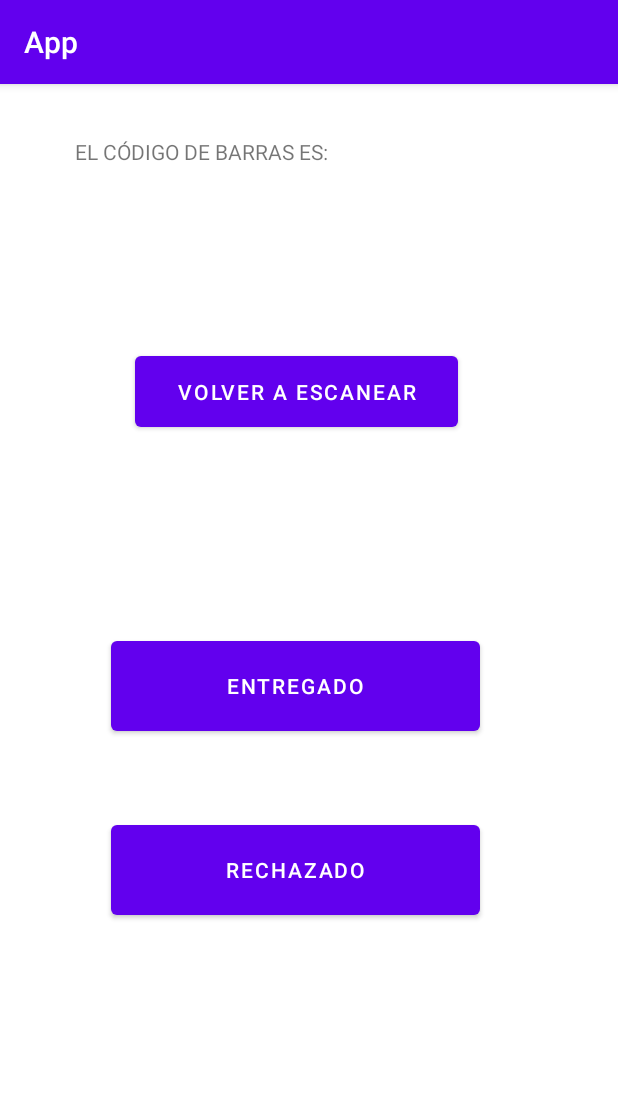
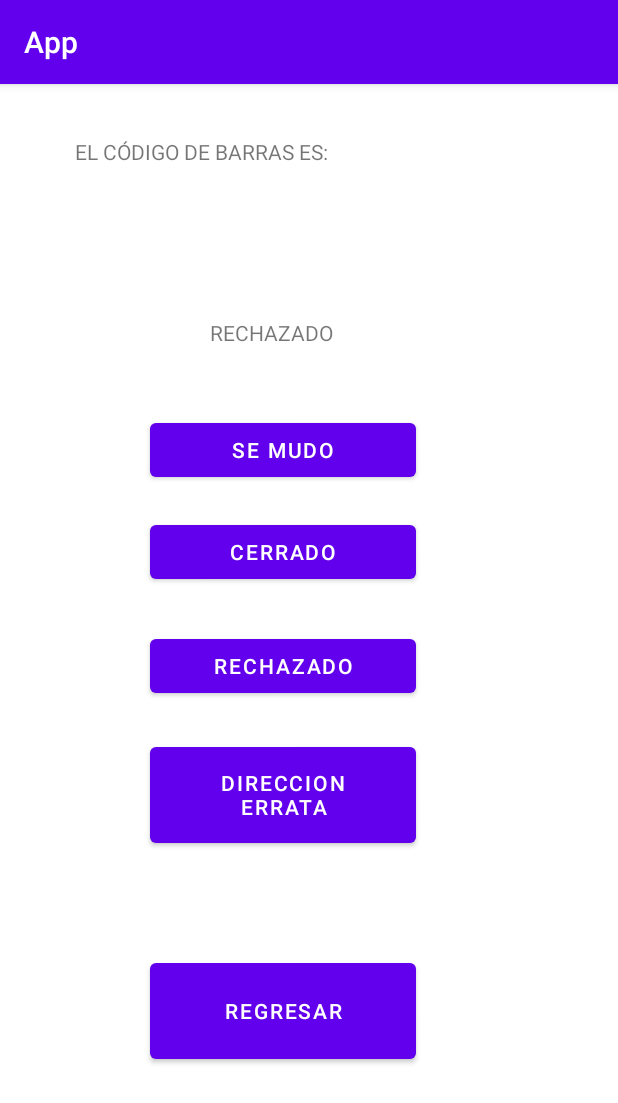
Before and after one commit to pachoGit/AppScanner, an Android app: the ChooseStateActivity screen opened directly, with no data from a screen before it, after a tap on "RECHAZADO", on a phone screen of 412 x 824 dp. Shown: the top 1103 px of the screen. Run offline under Robolectric (Android 15) with nearby library versions, the phone set to English and light mode, and no system bars.

```diff
--- a/app/src/main/java/com/example/app/ChooseStateActivity.kt
+++ b/app/src/main/java/com/example/app/ChooseStateActivity.kt
@@ -14,23 +14,26 @@ class ChooseStateActivity : AppCompatActivity() {
         val content = intent.getStringExtra("content")
         val imagePath = intent.getStringExtra("imagePath")
 
-        // Insertamos el contenido del codigo de barras en el ViewText
+        // Insertamos el contenido del codigo de barras en el TextView
         val textView = findViewById<TextView>(R.id.textCodeBar).apply {
             text = content
         }
 
         val data: MutableMap<String, String?> = mutableMapOf("content" to content, "imagePath" to imagePath)
 
+        // Accion del boton de ENTREGADO
         findViewById<Button>(R.id.btnDelivered).setOnClickListener {
             data["state"] = "0"
             goToDeliveredStateActivity(data)
         }
 
+        // Accion del boton de RECHAZADO
         findViewById<Button>(R.id.btnRefused).setOnClickListener {
             data["state"] = "1"
             goToRefusedStateActivity(data)
         }
 
+        // Accion del boton de VOLVER
         findViewById<Button>(R.id.btnTakePictureAgain).setOnClickListener { goToMainActivity() }
     }
 
@@ -49,6 +52,11 @@ class ChooseStateActivity : AppCompatActivity() {
     }
 
     private fun goToRefusedStateActivity(data: MutableMap<String, String?>) {
-
+        val intent = Intent(this, RefusedStateActivity::class.java).apply {
+            data.map { (key, value) ->
+                putExtra(key, value)
+            }
+        }
+        startActivity(intent)
     }
 }
--- a/app/src/main/java/com/example/app/RefusedStateActivity.kt
+++ b/app/src/main/java/com/example/app/RefusedStateActivity.kt
@@ -2,10 +2,47 @@ package com.example.app
 
 import androidx.appcompat.app.AppCompatActivity
 import android.os.Bundle
+import android.widget.Button
+import android.widget.TextView
+import android.widget.Toast
 
 class RefusedStateActivity : AppCompatActivity() {
     override fun onCreate(savedInstanceState: Bundle?) {
         super.onCreate(savedInstanceState)
         setContentView(R.layout.activity_refused_state)
+
+        val content = intent.getStringExtra("content")
+        val imagePath = intent.getStringExtra("imagePath")
+        val state = intent.getStringExtra("state")
+
+        val textView = findViewById<TextView>(R.id.textCodeBar3).apply {
+            text = content
+        }
+
+        val data = mutableMapOf<String, String?>("content" to content, "imagePath" to imagePath, "state" to state)
+
+        // Boton del modo SE MUDO
+        findViewById<Button>(R.id.btnMoved).setOnClickListener {
+            data["mode"] = "01"
+            Toast.makeText(this, data.toString(), Toast.LENGTH_LONG).show()
+        }
+
+        // Boton del modo CERRADO
+        findViewById<Button>(R.id.btnClosed).setOnClickListener {
+            data["mode"] = "04"
+            Toast.makeText(this, data.toString(), Toast.LENGTH_LONG).show()
+        }
+
+        // Boton del modo RECHAZADO
+        findViewById<Button>(R.id.btnRejected).setOnClickListener {
+            data["mode"] = "07"
+            Toast.makeText(this, data.toString(), Toast.LENGTH_LONG).show()
+        }
+
+        // Boton del modo DIRECCION ERRATA
+        findViewById<Button>(R.id.btnWrongAddress).setOnClickListener {
+            data["mode"] = "10"
+            Toast.makeText(this, data.toString(), Toast.LENGTH_LONG).show()
+        }
     }
 }
--- a/app/src/main/res/layout/activity_refused_state.xml
+++ b/app/src/main/res/layout/activity_refused_state.xml
@@ -32,6 +32,16 @@
         android:layout_height="34dp"
         android:layout_marginStart="50dp"
         android:layout_marginTop="89dp"
+        app:layout_constraintStart_toStartOf="parent"
+        app:layout_constraintTop_toTopOf="parent" />
+
+    <Button
+        android:id="@+id/btnPrevious2"
+        android:layout_width="177dp"
+        android:layout_height="76dp"
+        android:layout_marginStart="100dp"
+        android:layout_marginTop="580dp"
+        android:text="REGRESAR"
         app:layout_constraintStart_toStartOf="parent"
         app:layout_constraintTop_toTopOf="parent" />
 
```
Also changed, not shown: app/src/main/java/com/example/app/DeliveredStateActivity.kt (+18 -0 lines).
